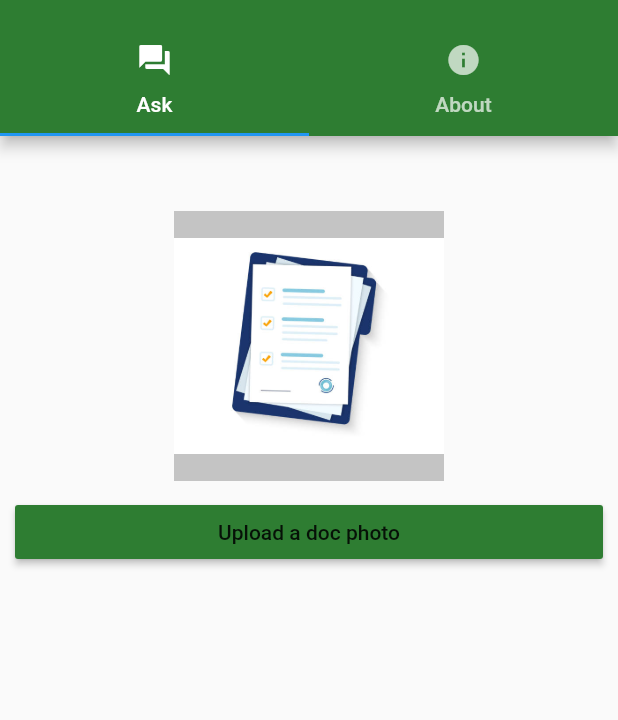
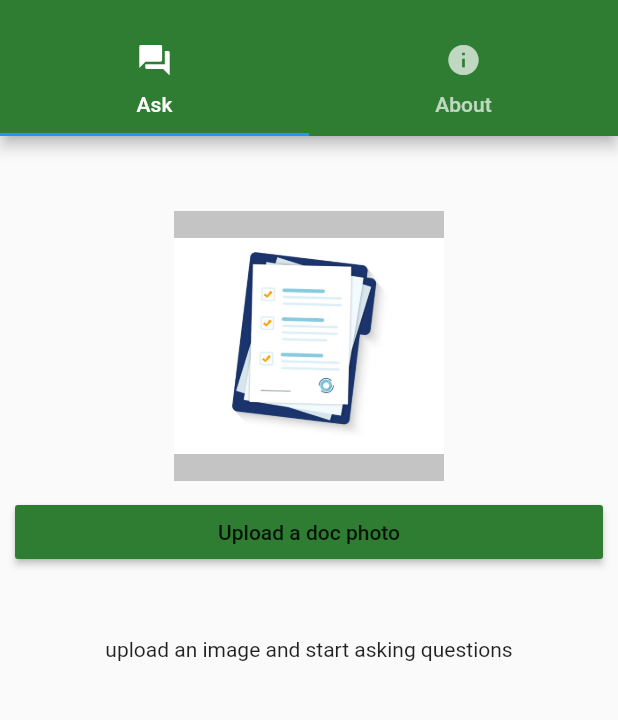
Before and after one commit to BrianTshatiwa-zz/AskBrian-NLQA, a Flutter app: the screen it shows after launch, on a phone screen of 412 x 824 dp, the part 59-779 px from its top. Run offline on Flutter 3.47's test engine with Material 2 defaults, Android fonts, the phone set to English and light mode, and no system bars; our stand-ins replace image_picker; missing offline and left inert: flutter_tesseract_ocr.

Commit message:
app working with preprogrammed rules

```diff
--- a/mobileApp/askbrian/lib/question_answering.dart
+++ b/mobileApp/askbrian/lib/question_answering.dart
@@ -10,14 +10,15 @@ class QuestionAnswering extends StatefulWidget {
 
 class _QuestionAnsweringState extends State<QuestionAnswering> {
   bool _loading = true;
+  String value = "";
   String answer = '';
   late File _image;
   late List _output;
   final picker = ImagePicker();
 
   getTextFromImage(File image) {
-    var text = FlutterTesseractOcr.extractText(image.path);
-    print(text);
+    var context_text = FlutterTesseractOcr.extractText(image.path);
+    print(context_text);
     setState(() {
       _loading = false;
     });
@@ -50,8 +51,8 @@ class _QuestionAnsweringState extends State<QuestionAnswering> {
                     color: Color.fromRGBO(196, 196, 196, 1)
                   ),
                 ) : Container(
-                  width: 200,
-                  height: 200,
+                  width: 180,
+                  height: 180,
                   child: Image.file(_image),
                   decoration: BoxDecoration(
                     color: Color.fromRGBO(196, 196, 196, 1)
@@ -70,9 +71,33 @@ class _QuestionAnsweringState extends State<QuestionAnswering> {
               SizedBox(width: 10,),
               ]
               ),
+              SizedBox(height: 15,),
               Text(answer),
-
-            ],
+              SizedBox(height: 15,),
+              _loading ? Text("upload an image and start asking questions"): Row(children: [
+                Expanded(child: TextField(
+              onChanged: (text) {
+                value = text;
+              },
+              decoration: InputDecoration(
+                border: OutlineInputBorder(),
+                labelText: 'Query',
+                hintText: 'Enter a question'))),
+                SizedBox(width: 10,),
+                Expanded(child:RaisedButton(
+                child: Text("submit"),
+                color: Colors.green[800],
+                onPressed: () {
+                  print(value);
+                  setState(() {
+                    answer = "In a farmhouse";
+                  });
+                },
+              ),
+              ),
+              ],
+              )
+              ],
           ),
         ),
       ),
```
